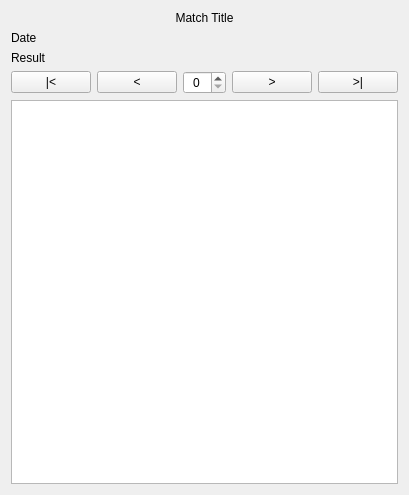
First picture: the form in src/presentation/controls/pgn_playercontrol.ui, repository karagog/GKChess, before the edit.
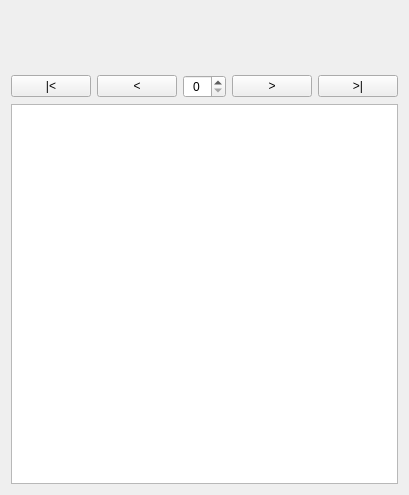
Second picture: the form after the edit.

What changed in the file:
```diff
--- a/src/presentation/controls/pgn_playercontrol.ui
+++ b/src/presentation/controls/pgn_playercontrol.ui
@@ -16,8 +16,15 @@
   <layout class="QVBoxLayout" name="verticalLayout">
    <item>
     <widget class="QLabel" name="lbl_title">
+     <property name="font">
+      <font>
+       <pointsize>12</pointsize>
+       <weight>75</weight>
+       <bold>true</bold>
+      </font>
+     </property>
      <property name="text">
-      <string>Match Title</string>
+      <string/>
      </property>
      <property name="alignment">
       <set>Qt::AlignCenter</set>
@@ -27,14 +34,14 @@
    <item>
     <widget class="QLabel" name="lbl_date">
      <property name="text">
-      <string>Date</string>
+      <string/>
      </property>
     </widget>
    </item>
    <item>
     <widget class="QLabel" name="lbl_result">
      <property name="text">
-      <string>Result</string>
+      <string/>
      </property>
     </widget>
    </item>
```
